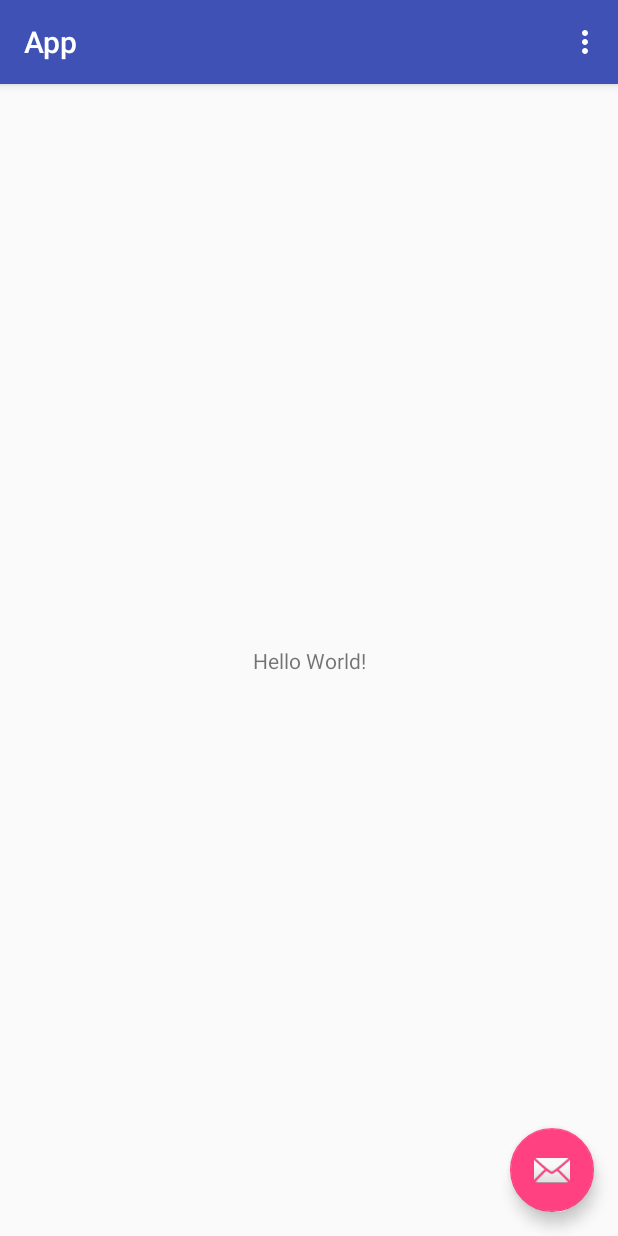
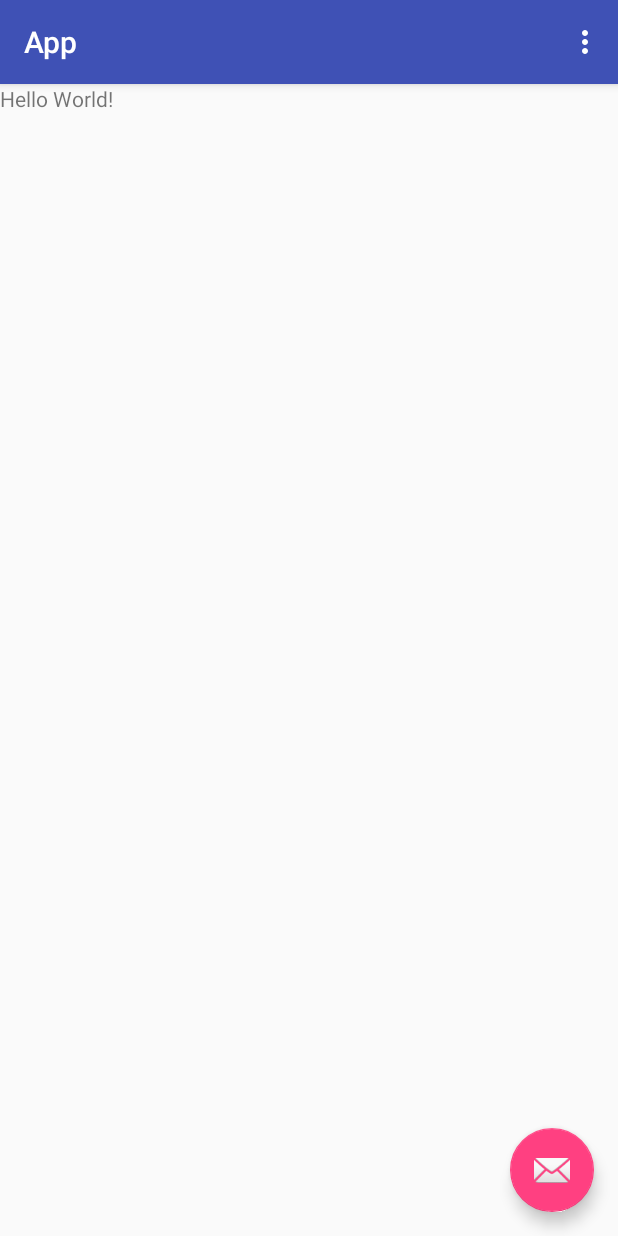
Before and after one commit to seventhmoon/SingaporeOpenData, an Android app: the screen it shows after launch (MainActivity), on a phone screen of 412 x 824 dp. Run offline under Robolectric (Android 15) with nearby library versions, the phone set to English and light mode, and no system bars.

Commit message:
fixed layout

```diff
--- a/app/build.gradle
+++ b/app/build.gradle
@@ -28,7 +28,6 @@ dependencies {
         exclude group: 'com.android.support', module: 'support-annotations'
     })
     compile 'com.android.support:appcompat-v7:25.3.0'
-    compile 'com.android.support.constraint:constraint-layout:1.0.2'
     compile 'com.android.support:design:25.3.0'
     testCompile 'junit:junit:4.12'
     compile project(path: ':library')
--- a/app/src/main/res/layout/content_main.xml
+++ b/app/src/main/res/layout/content_main.xml
@@ -1,5 +1,5 @@
 <?xml version="1.0" encoding="utf-8"?>
-<android.support.constraint.ConstraintLayout
+<RelativeLayout
     xmlns:android="http://schemas.android.com/apk/res/android"
     xmlns:app="http://schemas.android.com/apk/res-auto"
     xmlns:tools="http://schemas.android.com/tools" android:layout_width="match_parent"
@@ -14,4 +14,4 @@
         app:layout_constraintLeft_toLeftOf="parent" app:layout_constraintRight_toRightOf="parent"
         app:layout_constraintTop_toTopOf="parent" />
 
-</android.support.constraint.ConstraintLayout>
+</RelativeLayout>
```
